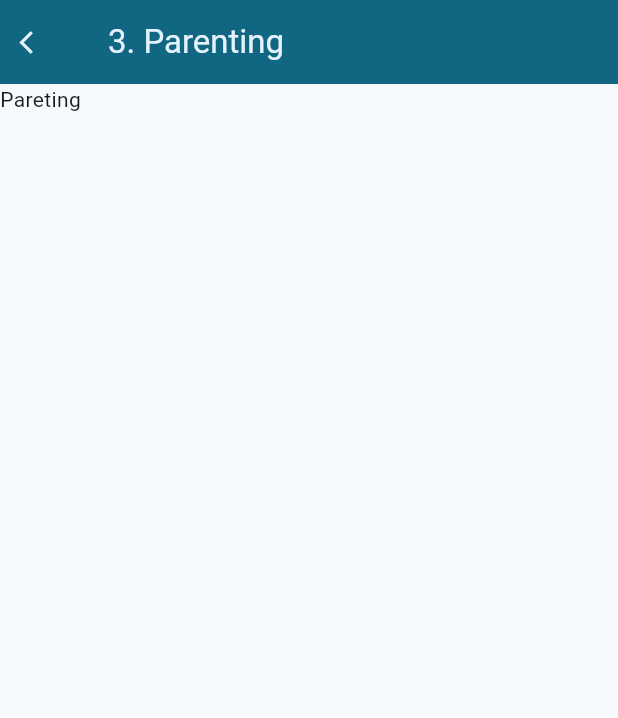
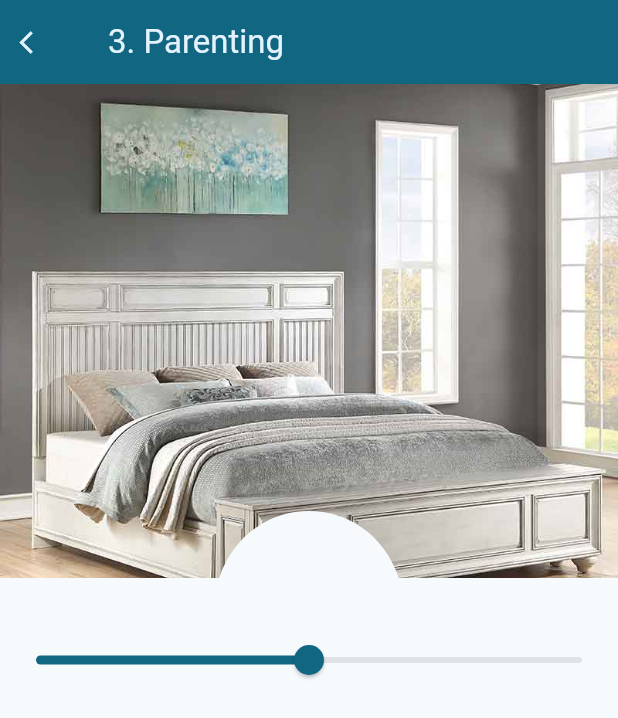
Before and after one commit to ash-valley/flutter_12uiux, a Flutter app: the Parenting screen opened by its route, on a phone screen of 412 x 824 dp. Shown: the top 718 px of the screen. Run offline on Flutter 3.47's test engine with Material 2 defaults, Android fonts, the phone set to English and light mode, and no system bars; our stand-ins replace go_router.

Commit message:
feat(parenting): sliderと連動してclipできるところまで

```diff
--- a/lib/page/parenting.dart
+++ b/lib/page/parenting.dart
@@ -1,5 +1,7 @@
 import 'package:flutter/material.dart';
 import 'package:flutter_12uiux/common/scaffold.dart';
+
+const sliderSize = 60.0;
 
 class Parenting extends StatelessWidget {
   const Parenting({super.key, required this.title});
@@ -10,7 +12,90 @@ class Parenting extends StatelessWidget {
   Widget build(BuildContext context) {
     return MyScaffold(
       title: title,
-      body: const Text("Pareting"),
+      body: const _ParentingSlider(),
     );
   }
 }
+
+class _ParentingSlider extends StatefulWidget {
+  const _ParentingSlider();
+
+  @override
+  State<_ParentingSlider> createState() => _ParentingSliderState();
+}
+
+class _ParentingSliderState extends State<_ParentingSlider> {
+  double _lightIntensity = 0.5;
+
+  @override
+  void initState() {
+    super.initState();
+  }
+
+  @override
+  Widget build(BuildContext context) {
+    final meSize = MediaQuery.of(context).size;
+    return Stack(
+      clipBehavior: Clip.none,
+      alignment: Alignment.center,
+      children: [
+        Align(
+          alignment: Alignment.topCenter,
+          child: SizedBox(
+            height: meSize.height * 0.4,
+            width: meSize.width,
+            child: ClipPath(
+              clipper: SliderClipper(
+                lightIntensity: _lightIntensity,
+              ),
+              child: Image.asset(
+                'assets/parenting/beds.jpg',
+                fit: BoxFit.fitWidth,
+              ),
+            ),
+          ),
+        ),
+        Slider(
+          value: _lightIntensity,
+          onChanged: ((value) {
+            setState(() {
+              _lightIntensity = value;
+            });
+          }),
+        ),
+      ],
+    );
+  }
+}
+
+class SliderClipper extends CustomClipper<Path> {
+  const SliderClipper({
+    required this.lightIntensity,
+  });
+
+  final double lightIntensity;
+
+  @override
+  Path getClip(Size size) {
+    final height = size.height;
+    final width = size.width;
+    return Path()
+      ..lineTo(0, height)
+      ..lineTo(width * lightIntensity - sliderSize, height)
+      ..cubicTo(
+          width * lightIntensity - sliderSize / 1.5,
+          height - sliderSize,
+          width * lightIntensity + sliderSize / 1.5,
+          height - sliderSize,
+          width * lightIntensity + sliderSize,
+          height)
+      ..lineTo(width, height)
+      ..lineTo(width, 0)
+      ..close();
+  }
+
+  @override
+  bool shouldReclip(covariant CustomClipper<Path> oldClipper) {
+    return true;
+  }
+}
--- a/pubspec.yaml
+++ b/pubspec.yaml
@@ -62,8 +62,8 @@ flutter:
   uses-material-design: true
 
   # To add assets to your application, add an assets section, like this:
-  # assets:
-  #   - images/a_dot_burr.jpeg
+  assets:
+    - assets/parenting/beds.jpg
   #   - images/a_dot_ham.jpeg
 
   # An image asset can refer to one or more resolution-specific "variants", see
```
Also changed, not shown: assets/parenting/beds.jpg (added).
